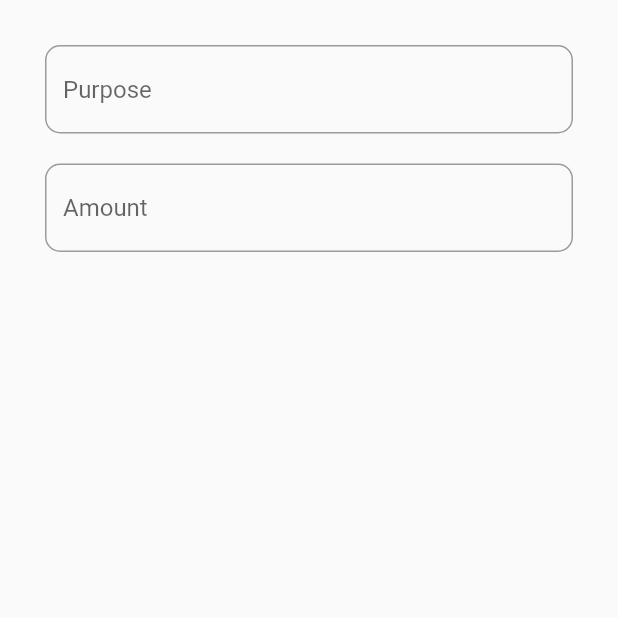
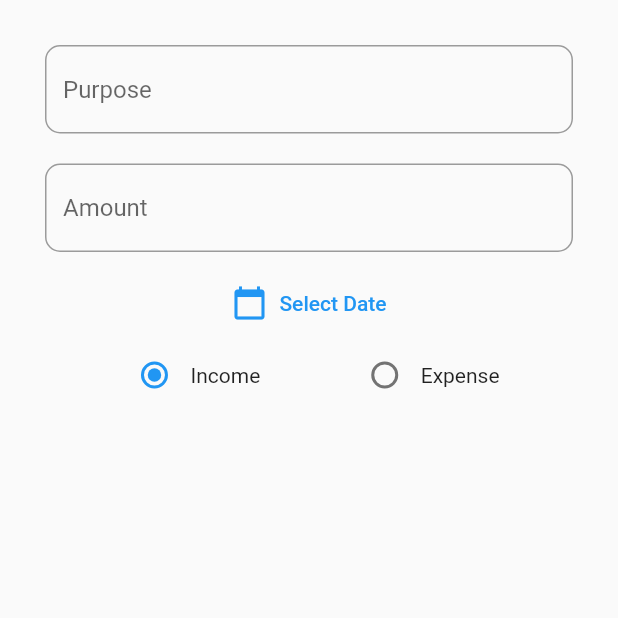
Before and after one commit to mirza-d3x/Money_manger_App, a Flutter app: the ScreenAddTransaction screen opened by its route, on a phone screen of 412 x 824 dp, the top half of it. Run offline on Flutter 3.47's test engine with Material 2 defaults, Android fonts, the phone set to English and light mode, and no system bars; our stand-ins replace hive, hive_flutter; missing offline and left inert: dart:ffi; accounts and stored records are empty.

Commit message:
Purpose Amount Date Income/Expense selct field is created

```diff
--- a/lib/screens/transaction/add_transaction/screen_add_transaction.dart
+++ b/lib/screens/transaction/add_transaction/screen_add_transaction.dart
@@ -1,4 +1,5 @@
 import 'package:flutter/material.dart';
+import 'package:money_manager/models/category/category_model.dart';
 
 class ScreenAddTransaction extends StatelessWidget {
   static const routeName = 'add_transaction';
@@ -25,11 +26,11 @@ class ScreenAddTransaction extends StatelessWidget {
                 child: TextFormField(
                   keyboardType: TextInputType.text,
                   decoration: InputDecoration(
-                      hintText: 'Purpose',
-                      border: OutlineInputBorder(
-                        borderRadius: BorderRadius.circular(10),
-                      ),
-                      ),
+                    hintText: 'Purpose',
+                    border: OutlineInputBorder(
+                      borderRadius: BorderRadius.circular(10),
+                    ),
+                  ),
                 ),
               ),
               Padding(
@@ -41,9 +42,38 @@ class ScreenAddTransaction extends StatelessWidget {
                     border: OutlineInputBorder(
                       borderRadius: BorderRadius.circular(10),
                     ),
-
                   ),
                 ),
+              ),
+              TextButton.icon(
+                onPressed: () {},
+                icon: const Icon(Icons.calendar_today),
+                label: const Text('Select Date'),
+              ),
+              Row(
+                mainAxisAlignment: MainAxisAlignment.spaceEvenly,
+                children: [
+                  Row(
+                    children: [
+                      Radio(
+                        value: CategoryType.income,
+                        groupValue: CategoryType.income,
+                        onChanged: (newValue) {},
+                      ),
+                      Text('Income')
+                    ],
+                  ),
+                  Row(
+                    children: [
+                      Radio(
+                        value: CategoryType.expense,
+                        groupValue: CategoryType.income,
+                        onChanged: (newValue) {},
+                      ),
+                      const Text('Expense')
+                    ],
+                  ),
+                ],
               ),
             ],
           ),
```
